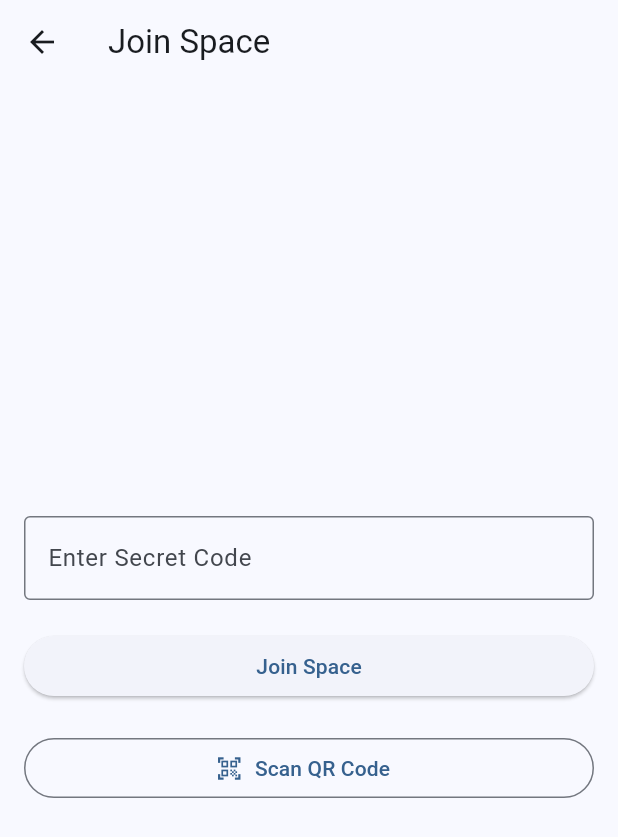
After one commit to MaximeLeBesnerais/kindling, a Flutter app: the JoinSpaceScreen screen opened directly, after a tap on "Join Space", on a phone screen of 412 x 824 dp. The commit adds this screen. Shown: the top 837 px of the screen. Run offline on Flutter 3.47's test engine with Material 3 defaults, Android fonts, the phone set to English and light mode, and no system bars; our stand-ins replace qr_flutter, shared_preferences; missing offline and left inert: qr_code_scanner; accounts and stored records are empty.

Commit message:
feat: Add JoinSpaceScreen for joining spaces via QR code or secret code

```diff
--- /dev/null
+++ b/lib/screens/onboarding/join_space_screen.dart
@@ -0,0 +1,140 @@
+import 'dart:io';
+import 'package:flutter/material.dart';
+import 'package:kindling/screens/screen_manager/screen_manager.dart';
+import 'package:kindling/services/api_service.dart';
+import 'package:provider/provider.dart';
+import 'package:qr_code_scanner/qr_code_scanner.dart';
+
+import '../../providers/topic_provider.dart';
+
+class JoinSpaceScreen extends StatefulWidget {
+  const JoinSpaceScreen({super.key});
+
+  @override
+  _JoinSpaceScreenState createState() => _JoinSpaceScreenState();
+}
+
+class _JoinSpaceScreenState extends State<JoinSpaceScreen> {
+  final ApiService _apiService = ApiService();
+  final TextEditingController _secretController = TextEditingController();
+  final GlobalKey _qrKey = GlobalKey(debugLabel: 'QR');
+  QRViewController? _qrViewController;
+  bool _isScanning = false;
+
+  @override
+  void reassemble() {
+    super.reassemble();
+    if (Platform.isAndroid) {
+      _qrViewController?.pauseCamera();
+    }
+    _qrViewController?.resumeCamera();
+  }
+
+  void _onQRViewCreated(QRViewController controller) {
+    setState(() {
+      _qrViewController = controller;
+    });
+    controller.scannedDataStream.listen((scanData) async {
+      controller.pauseCamera();
+      _secretController.text = scanData.code ?? '';
+      await _joinSpace();
+      if (mounted) {
+        setState(() {
+          _isScanning = false;
+        });
+      }
+    });
+  }
+
+  Future<void> _joinSpace() async {
+    if (_secretController.text.isEmpty) return;
+    try {
+      await _apiService.joinSpace(_secretController.text);
+      if (mounted) {
+        await Provider.of<TopicProvider>(context, listen: false).fetchTopics(force: true);
+        Navigator.of(context).pushAndRemoveUntil(
+          MaterialPageRoute(builder: (context) => const ScreenManager()),
+          (route) => false,
+        );
+      }
+    } catch (e) {
+      if (mounted) {
+        ScaffoldMessenger.of(context).showSnackBar(
+          SnackBar(content: Text('Failed to join space: $e')),
+        );
+      }
+    }
+  }
+
+  @override
+  Widget build(BuildContext context) {
+    final bool canScan = Platform.isAndroid || Platform.isIOS;
+
+    return Scaffold(
+      appBar: AppBar(title: const Text('Join Space')),
+      body: _isScanning
+          ? Column(
+              children: <Widget>[
+                Expanded(
+                  flex: 5,
+                  child: QRView(
+                    key: _qrKey,
+                    onQRViewCreated: _onQRViewCreated,
+                    overlay: QrScannerOverlayShape(
+                      borderColor: Theme.of(context).primaryColor,
+                      borderRadius: 10,
+                      borderLength: 30,
+                      borderWidth: 10,
+                      cutOutSize: 300,
+                    ),
+                  ),
+                ),
+                Expanded(
+                  flex: 1,
+                  child: Center(
+                    child: ElevatedButton(
+                      onPressed: () => setState(() => _isScanning = false),
+                      child: const Text('Cancel'),
+                    ),
+                  ),
+                )
+              ],
+            )
+          : Padding(
+              padding: const EdgeInsets.all(16.0),
+              child: Column(
+                mainAxisAlignment: MainAxisAlignment.center,
+                crossAxisAlignment: CrossAxisAlignment.stretch,
+                children: [
+                  TextField(
+                    controller: _secretController,
+                    decoration: const InputDecoration(
+                      labelText: 'Enter Secret Code',
+                      border: OutlineInputBorder(),
+                    ),
+                  ),
+                  const SizedBox(height: 20),
+                  ElevatedButton(
+                    onPressed: _joinSpace,
+                    child: const Text('Join Space'),
+                  ),
+                  const SizedBox(height: 20),
+                  if (canScan)
+                    OutlinedButton.icon(
+                      onPressed: () => setState(() => _isScanning = true),
+                      icon: const Icon(Icons.qr_code_scanner),
+                      label: const Text('Scan QR Code'),
+                    ),
+                ],
+              ),
+            ),
+    );
+  }
+
+  @override
+  void dispose() {
+    _qrViewController?.dispose();
+    _secretController.dispose();
+    super.dispose();
+  }
+}
--- a/lib/theme/theme_manager.dart
+++ b/lib/theme/theme_manager.dart
@@ -12,14 +12,14 @@ class ThemeManager with ChangeNotifier {
       : _lightTheme = ThemeData(useMaterial3: true),
         _darkTheme = ThemeData.dark(useMaterial3: true),
         _themeMode = ThemeMode.system {
-    _loadTheme();
+    loadTheme();
   }
 
   ThemeData get lightTheme => _lightTheme;
   ThemeData get darkTheme => _darkTheme;
   ThemeMode get themeMode => _themeMode;
 
-  void _loadTheme() {
+  void loadTheme() {
     final colorName = prefs.getString('theme_color');
     final themeModeName = prefs.getString('theme_mode');
 
--- a/pubspec.yaml
+++ b/pubspec.yaml
@@ -38,6 +38,7 @@ dependencies:
   http: ^1.4.0
   provider: ^6.1.5
   qr_flutter: ^4.1.0
+  qr_code_scanner: ^1.0.1
 
 dev_dependencies:
   flutter_test:
```
Also changed, not shown: lib/main.dart (+35 -17 lines), lib/services/api_service.dart (+53 -32 lines), pubspec.lock.
